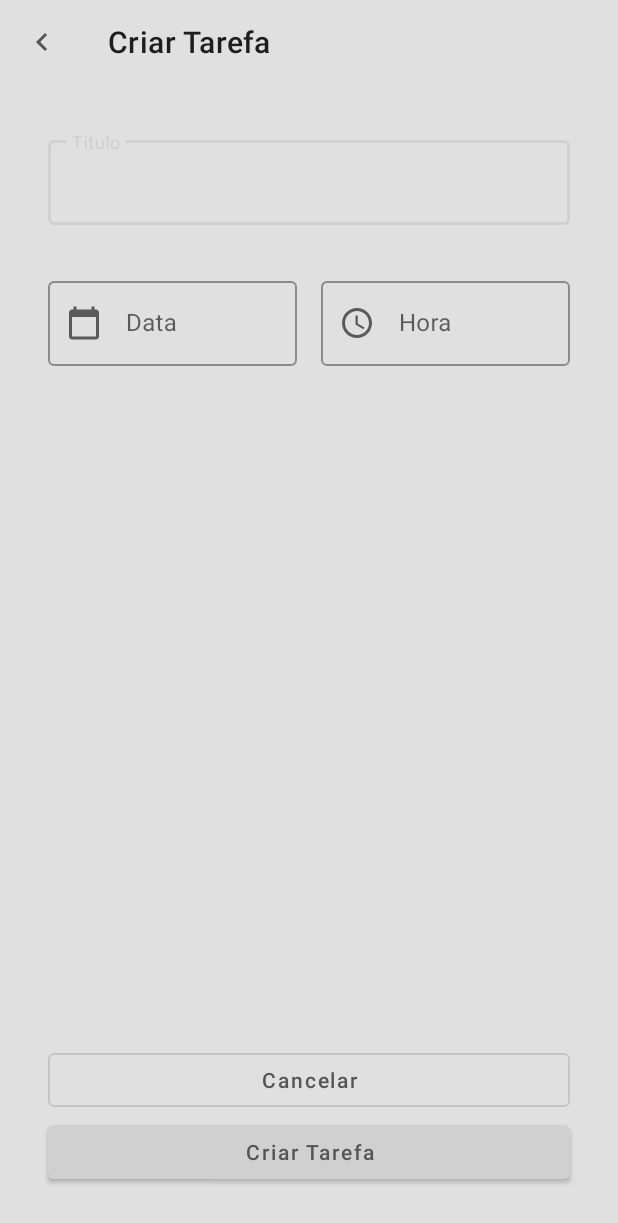
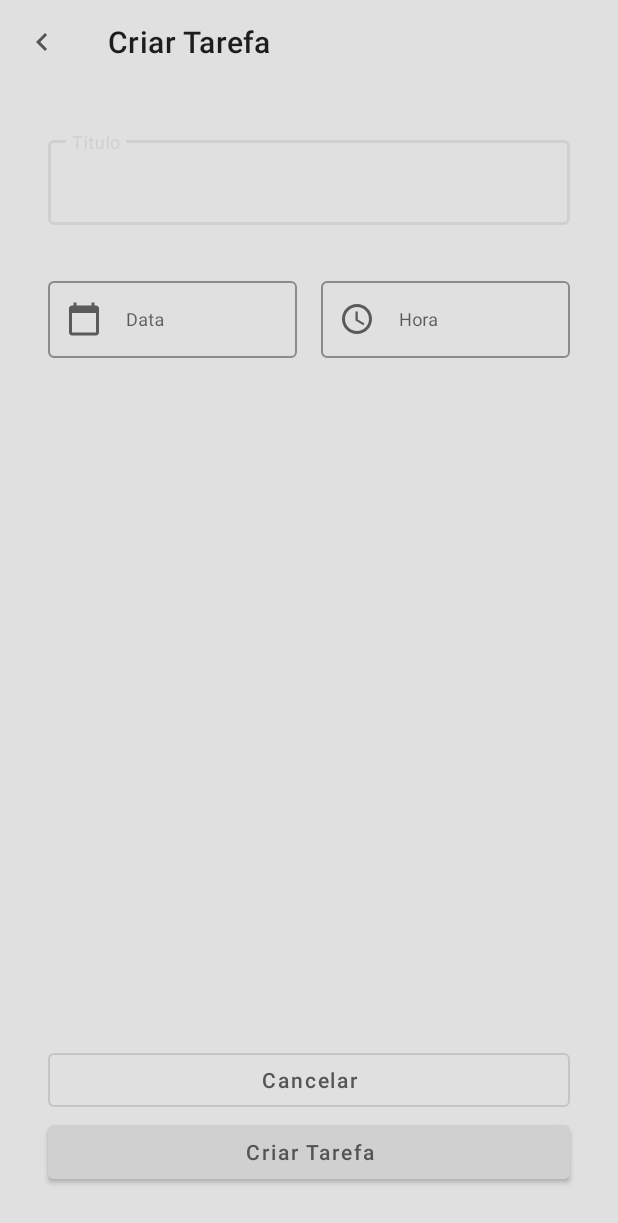
Before and after one commit to RedJocker/DioAndroidRoutineManagerApp, an Android app: the AddTaskActivity screen opened directly, with no data from a screen before it, on a phone screen of 412 x 824 dp. Shown: the top 1223 px of the screen. Run offline under Robolectric (Android 15) with nearby library versions, the phone set to English and light mode, and no system bars.

```diff
--- a/app/src/main/java/dio/tutorial/routinemanagerapp/ui/AddTaskActivity.kt
+++ b/app/src/main/java/dio/tutorial/routinemanagerapp/ui/AddTaskActivity.kt
@@ -2,8 +2,10 @@ package dio.tutorial.routinemanagerapp.ui
 
 import androidx.appcompat.app.AppCompatActivity
 import android.os.Bundle
-import dio.tutorial.routinemanagerapp.R
+import com.google.android.material.datepicker.MaterialDatePicker
 import dio.tutorial.routinemanagerapp.databinding.ActivityAddTaskBinding
+import dio.tutorial.routinemanagerapp.extensions.format
+import java.util.*
 
 class AddTaskActivity : AppCompatActivity() {
 
@@ -14,9 +16,21 @@ class AddTaskActivity : AppCompatActivity() {
     override fun onCreate(savedInstanceState: Bundle?) {
         super.onCreate(savedInstanceState)
         setContentView(binding.root)
-
+        initializeListeners()
 
     }
 
+    private fun  initializeListeners() {
+        binding.tilDate.editText?.setOnClickListener {
+            val datePicker = MaterialDatePicker.Builder.datePicker().build()
+            datePicker.show(supportFragmentManager, "DATE_PICKER_TAG")
+            datePicker.addOnPositiveButtonClickListener {
 
+                val timeZone = TimeZone.getDefault()
+                val offset = timeZone.getOffset(Date().time) * -1
+
+                binding.tilDate.editText?.setText(Date(it + offset).format())
+            }
+        }
+    }
 }
--- a/app/src/main/java/dio/tutorial/routinemanagerapp/ui/MainActivity.kt
+++ b/app/src/main/java/dio/tutorial/routinemanagerapp/ui/MainActivity.kt
@@ -2,7 +2,6 @@ package dio.tutorial.routinemanagerapp.ui
 
 import androidx.appcompat.app.AppCompatActivity
 import android.os.Bundle
-import dio.tutorial.routinemanagerapp.R
 import dio.tutorial.routinemanagerapp.databinding.ActivityMainBinding
 
 class MainActivity : AppCompatActivity() {
--- a/app/src/main/res/layout/activity_add_task.xml
+++ b/app/src/main/res/layout/activity_add_task.xml
@@ -61,8 +61,10 @@
         app:layout_constraintStart_toStartOf="@id/guide_start">
 
         <com.google.android.material.textfield.TextInputEditText
-            android:inputType="date"
+            android:focusable="false"
+            android:inputType="none"
             android:textColor="@color/black_base"
+            android:textSize="12sp"
             android:layout_width="match_parent"
             android:layout_height="wrap_content"/>
 
@@ -82,7 +84,9 @@
         app:layout_constraintStart_toEndOf="@id/til_date">
 
         <com.google.android.material.textfield.TextInputEditText
-            android:inputType="time"
+            android:focusable="false"
+            android:inputType="none"
+            android:textSize="12sp"
             android:textColor="@color/black_base"
             android:layout_width="match_parent"
             android:layout_height="wrap_content"/>
```
Also changed, not shown: app/src/main/java/dio/tutorial/routinemanagerapp/extensions/Extensions.kt (added, +10 -0 lines).
